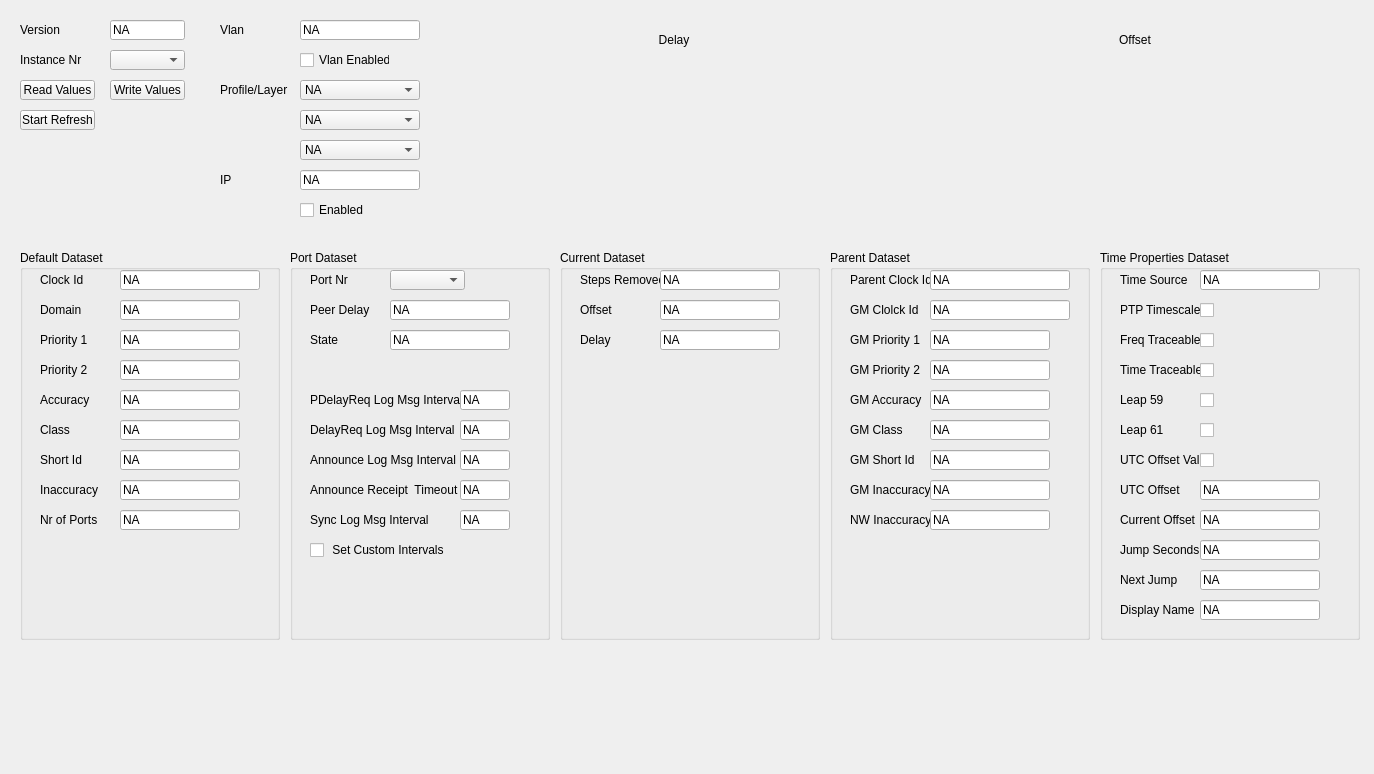
The window that UCM/Library/UniversalConfigurationManager/PtpHcTab/Ucm_PtpHcTab.ui (NetTimeLogic/UniversalConfigurationManager) describes before a commit, drawn with Qt 5.
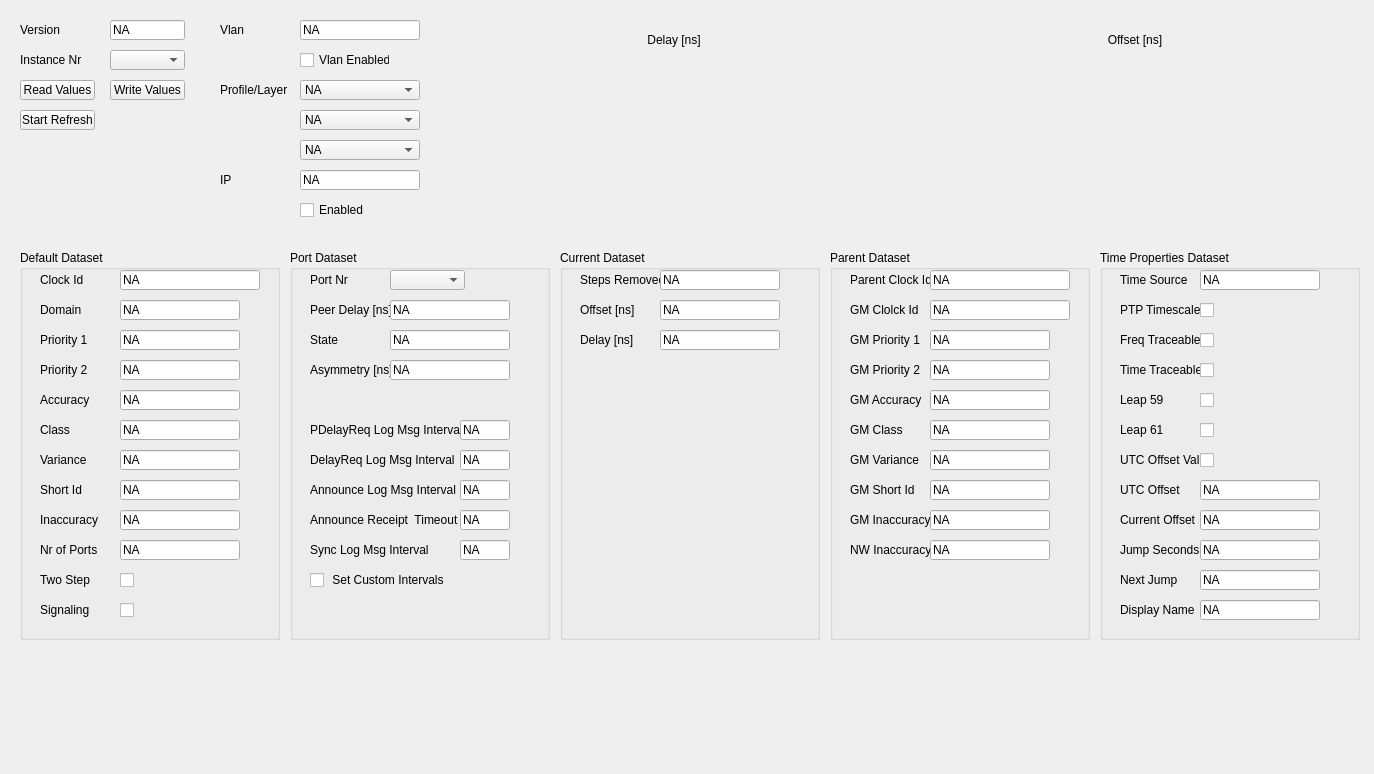
The same window after the commit.

What changed in the file:
```diff
--- a/UCM/Library/UniversalConfigurationManager/PtpHcTab/Ucm_PtpHcTab.ui
+++ b/UCM/Library/UniversalConfigurationManager/PtpHcTab/Ucm_PtpHcTab.ui
@@ -109,7 +109,7 @@
      </rect>
     </property>
     <property name="text">
-     <string>Offset</string>
+     <string>Offset [ns]</string>
     </property>
    </widget>
    <widget class="QLineEdit" name="PtpHcCurrentDsOffsetValue">
@@ -160,7 +160,7 @@
      </rect>
     </property>
     <property name="text">
-     <string>Delay</string>
+     <string>Delay [ns]</string>
     </property>
    </widget>
   </widget>
@@ -588,7 +588,7 @@
      </rect>
     </property>
     <property name="text">
-     <string>Peer Delay</string>
+     <string>Peer Delay [ns]</string>
     </property>
    </widget>
    <widget class="QLineEdit" name="PtpHcPortDsPeerDelayValue">
@@ -672,7 +672,7 @@
     <property name="geometry">
      <rect>
       <x>170</x>
-      <y>140</y>
+      <y>170</y>
       <width>50</width>
       <height>20</height>
      </rect>
@@ -688,7 +688,7 @@
     <property name="geometry">
      <rect>
       <x>20</x>
-      <y>140</y>
+      <y>170</y>
       <width>150</width>
       <height>20</height>
      </rect>
@@ -704,7 +704,7 @@
     <property name="geometry">
      <rect>
       <x>170</x>
-      <y>170</y>
+      <y>200</y>
       <width>50</width>
       <height>20</height>
      </rect>
@@ -720,7 +720,7 @@
     <property name="geometry">
      <rect>
       <x>20</x>
-      <y>170</y>
+      <y>200</y>
       <width>150</width>
       <height>20</height>
      </rect>
@@ -736,7 +736,7 @@
     <property name="geometry">
      <rect>
       <x>170</x>
-      <y>260</y>
+      <y>290</y>
       <width>50</width>
       <height>20</height>
      </rect>
@@ -752,7 +752,7 @@
     <property name="geometry">
      <rect>
       <x>20</x>
-      <y>260</y>
+      <y>290</y>
       <width>150</width>
       <height>20</height>
      </rect>
@@ -768,7 +768,7 @@
     <property name="geometry">
      <rect>
       <x>170</x>
-      <y>200</y>
+      <y>230</y>
       <width>50</width>
       <height>20</height>
      </rect>
@@ -784,7 +784,7 @@
     <property name="geometry">
      <rect>
       <x>20</x>
-      <y>200</y>
+      <y>230</y>
       <width>150</width>
       <height>20</height>
      </rect>
@@ -800,7 +800,7 @@
     <property name="geometry">
      <rect>
       <x>170</x>
-      <y>230</y>
+      <y>260</y>
       <width>50</width>
       <height>20</height>
      </rect>
@@ -816,7 +816,7 @@
     <property name="geometry">
      <rect>
       <x>20</x>
-      <y>230</y>
+      <y>260</y>
       <width>150</width>
       <height>20</height>
      </rect>
@@ -829,7 +829,7 @@
     <property name="geometry">
      <rect>
       <x>20</x>
-      <y>290</y>
+      <y>320</y>
       <width>200</width>
       <height>20</height>
      </rect>
@@ -838,6 +838,38 @@
      <string> Set Custom Intervals</string>
     </property>
    </widget>
+   <widget class="QLabel" name="PtpHcPortDsAsymmetryLabel">
+    <property name="geometry">
+     <rect>
+      <x>20</x>
+      <y>110</y>
+      <width>80</width>
+      <height>20</height>
+     </rect>
+    </property>
+    <property name="text">
+     <string>Asymmetry [ns]</string>
+    </property>
+   </widget>
+   <widget class="QLineEdit" name="PtpHcPortDsAsymmetryValue">
+    <property name="enabled">
+     <bool>true</bool>
+    </property>
+    <property name="geometry">
+     <rect>
+      <x>100</x>
+      <y>110</y>
+      <width>120</width>
+      <height>20</height>
+     </rect>
+    </property>
+    <property name="text">
+     <string>NA</string>
+    </property>
+    <property name="readOnly">
+     <bool>false</bool>
+    </property>
+   </widget>
   </widget>
   <widget class="QLineEdit" name="PtpHcVersionValue">
    <property name="enabled">
@@ -1074,7 +1106,7 @@
     <property name="geometry">
      <rect>
       <x>20</x>
-      <y>200</y>
+      <y>230</y>
       <width>80</width>
       <height>20</height>
      </rect>
@@ -1090,7 +1122,7 @@
     <property name="geometry">
      <rect>
       <x>100</x>
-      <y>200</y>
+      <y>230</y>
       <width>120</width>
       <height>20</height>
      </rect>
@@ -1106,7 +1138,7 @@
     <property name="geometry">
      <rect>
       <x>100</x>
-      <y>230</y>
+      <y>260</y>
       <width>120</width>
       <height>20</height>
      </rect>
@@ -1119,7 +1151,7 @@
     <property name="geometry">
      <rect>
       <x>20</x>
-      <y>230</y>
+      <y>260</y>
       <width>80</width>
       <height>20</height>
      </rect>
@@ -1135,7 +1167,7 @@
     <property name="geometry">
      <rect>
       <x>100</x>
-      <y>260</y>
+      <y>290</y>
       <width>120</width>
       <height>20</height>
      </rect>
@@ -1151,7 +1183,7 @@
     <property name="geometry">
      <rect>
       <x>20</x>
-      <y>260</y>
+      <y>290</y>
       <width>80</width>
       <height>20</height>
      </rect>
@@ -1160,6 +1192,87 @@
      <string>Nr of Ports</string>
     </property>
    </widget>
+   <widget class="QCheckBox" name="PtpHcDefaultDsTwoStepCheckBox">
+    <property name="geometry">
+     <rect>
+      <x>100</x>
+      <y>320</y>
+      <width>80</width>
+      <height>20</height>
+     </rect>
+    </property>
+    <property name="text">
+     <string/>
+    </property>
+   </widget>
+   <widget class="QLabel" name="PtpHcDefaultDsTwoStepLabel">
+    <property name="geometry">
+     <rect>
+      <x>20</x>
+      <y>320</y>
+      <width>80</width>
+      <height>20</height>
+     </rect>
+    </property>
+    <property name="text">
+     <string>Two Step</string>
+    </property>
+   </widget>
+   <widget class="QLabel" name="PtpHcDefaultDsSignalingLabel">
+    <property name="geometry">
+     <rect>
+      <x>20</x>
+      <y>350</y>
+      <width>80</width>
+      <height>20</height>
+     </rect>
+    </property>
+    <property name="text">
+     <string>Signaling</string>
+    </property>
+   </widget>
+   <widget class="QCheckBox" name="PtpHcDefaultDsSignalingCheckBox">
+    <property name="geometry">
+     <rect>
+      <x>100</x>
+      <y>350</y>
+      <width>80</width>
+      <height>20</height>
+     </rect>
+    </property>
+    <property name="text">
+     <string/>
+    </property>
+   </widget>
+   <widget class="QLabel" name="PtpHcDefaultDsVarianceLabel">
+    <property name="geometry">
+     <rect>
+      <x>20</x>
+      <y>200</y>
+      <width>80</width>
+      <height>20</height>
+     </rect>
+    </property>
+    <property name="text">
+     <string>Variance</string>
+    </property>
+   </widget>
+   <widget class="QLineEdit" name="PtpHcDefaultDsVarianceValue">
+    <property name="enabled">
+     <bool>true</bool>
+    </property>
+    <property name="geometry">
+     <rect>
+      <x>100</x>
+      <y>200</y>
+      <width>120</width>
+      <height>20</height>
+     </rect>
+    </property>
+    <property name="text">
+     <string>NA</string>
+    </property>
+   </widget>
   </widget>
   <widget class="QLabel" name="PtpHcIpLabel">
    <property name="geometry">
@@ -1465,7 +1578,7 @@
     <property name="geometry">
      <rect>
       <x>20</x>
-      <y>200</y>
+      <y>230</y>
       <width>80</width>
       <height>20</height>
      </rect>
@@ -1481,7 +1594,7 @@
     <property name="geometry">
      <rect>
       <x>100</x>
-      <y>200</y>
+      <y>230</y>
       <width>120</width>
       <height>20</height>
      </rect>
@@ -1500,7 +1613,7 @@
     <property name="geometry">
      <rect>
       <x>100</x>
-      <y>230</y>
+      <y>260</y>
       <width>120</width>
       <height>20</height>
      </rect>
@@ -1516,7 +1629,7 @@
     <property name="geometry">
      <rect>
       <x>20</x>
-      <y>230</y>
+      <y>260</y>
       <width>80</width>
       <height>20</height>
      </rect>
@@ -1532,7 +1645,7 @@
     <property name="geometry">
      <rect>
       <x>100</x>
-      <y>260</y>
+      <y>290</y>
       <width>120</width>
       <height>20</height>
      </rect>
@@ -1548,7 +1661,7 @@
     <property name="geometry">
      <rect>
       <x>20</x>
-      <y>260</y>
+      <y>290</y>
       <width>80</width>
       <height>20</height>
      </rect>
@@ -1557,6 +1670,38 @@
      <string>NW Inaccuracy</string>
     </property>
    </widget>
+   <widget class="QLineEdit" name="PtpHcParentDsGmVarianceValue">
+    <property name="enabled">
+     <bool>true</bool>
+    </property>
+    <property name="geometry">
+     <rect>
+      <x>100</x>
+      <y>200</y>
+      <width>120</width>
+      <height>20</height>
+     </rect>
+    </property>
+    <property name="text">
+     <string>NA</string>
+    </property>
+    <property name="readOnly">
+     <bool>true</bool>
+    </property>
+   </widget>
+   <widget class="QLabel" name="PtpHcParentDsGmVarianceLabel">
+    <property name="geometry">
+     <rect>
+      <x>20</x>
+      <y>200</y>
+      <width>80</width>
+      <height>20</height>
+     </rect>
+    </property>
+    <property name="text">
+     <string>GM Variance</string>
+    </property>
+   </widget>
   </widget>
   <widget class="QComboBox" name="PtpHcInstanceComboBox">
    <property name="geometry">
@@ -1646,7 +1791,7 @@
     <enum>Qt::LeftToRight</enum>
    </property>
    <property name="text">
-    <string>Offset</string>
+    <string>Offset [ns]</string>
    </property>
    <property name="alignment">
     <set>Qt::AlignCenter</set>
@@ -1665,7 +1810,7 @@
     <enum>Qt::LeftToRight</enum>
    </property>
    <property name="text">
-    <string>Delay</string>
+    <string>Delay [ns]</string>
    </property>
    <property name="alignment">
     <set>Qt::AlignCenter</set>
```
Left out of the diff: 7 changed lines with no effect on the pictures.
